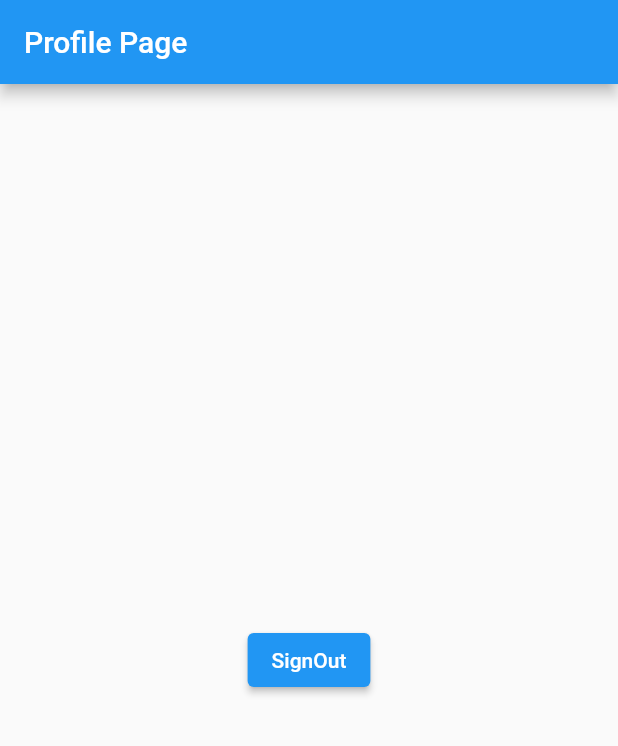
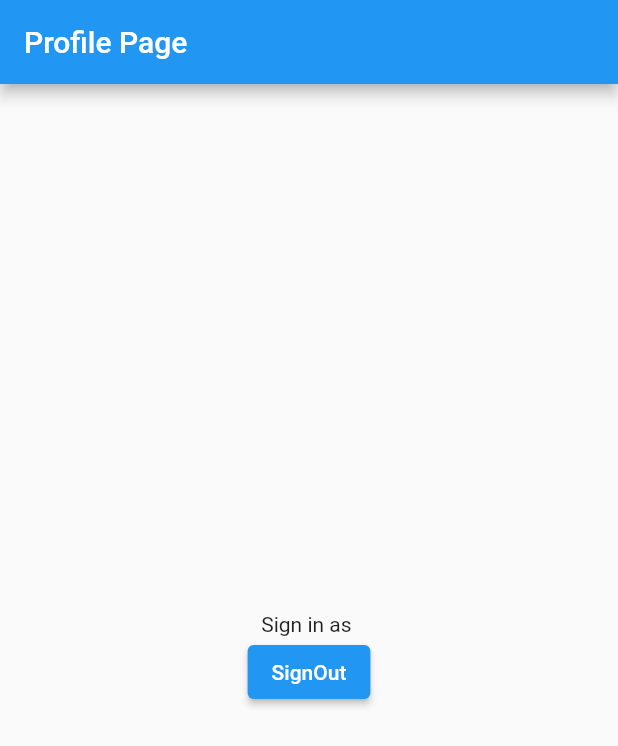
Before and after one commit to codewithdarkwa/flutter-firebase, a Flutter app: the ProfilePage screen opened directly, on a phone screen of 412 x 824 dp. Shown: the top 746 px of the screen. Run offline on Flutter 3.47's test engine with Material 2 defaults, Android fonts, the light colour scheme and no system bars; our stand-ins replace cloud_firestore, firebase_auth, firebase_core, google_sign_in, ionicons; accounts and stored records are empty.

Commit message:
fix a bug

```diff
--- a/lib/screens/profile.dart
+++ b/lib/screens/profile.dart
@@ -23,6 +23,7 @@ class _ProfilePageState extends State<ProfilePage> {
         child: Column(
           mainAxisAlignment: MainAxisAlignment.center,
           children: [
+            Text('Sign in as ${_auth.currentUser!.email}'),
             ElevatedButton(
               onPressed: () async {
                 await Authentication.signOutWithGoogle();
--- a/lib/screens/register.dart
+++ b/lib/screens/register.dart
@@ -43,6 +43,7 @@ class _RegisterPageState extends State<RegisterPage> {
       body: Center(
         child: Form(
           key: _formKey,
+          child: SingleChildScrollView(
             child: Column(
               mainAxisAlignment: MainAxisAlignment.center,
               children: [
@@ -68,7 +69,8 @@ class _RegisterPageState extends State<RegisterPage> {
                   padding: const EdgeInsets.all(20.0),
                   child: TextFormField(
                     controller: _emailTextController,
-                  validator: (value) => Validator.validateEmail(email: value!),
+                    validator: (value) =>
+                        Validator.validateEmail(email: value!),
                     decoration: const InputDecoration(
                       filled: true,
                       contentPadding: EdgeInsets.all(8),
@@ -154,6 +156,7 @@ class _RegisterPageState extends State<RegisterPage> {
             ),
           ),
         ),
+      ),
     );
   }
 }
```
Also changed, not shown: lib/screens/login.dart (+6 -4 lines). Lines whose indentation alone changed are shown as unchanged.
